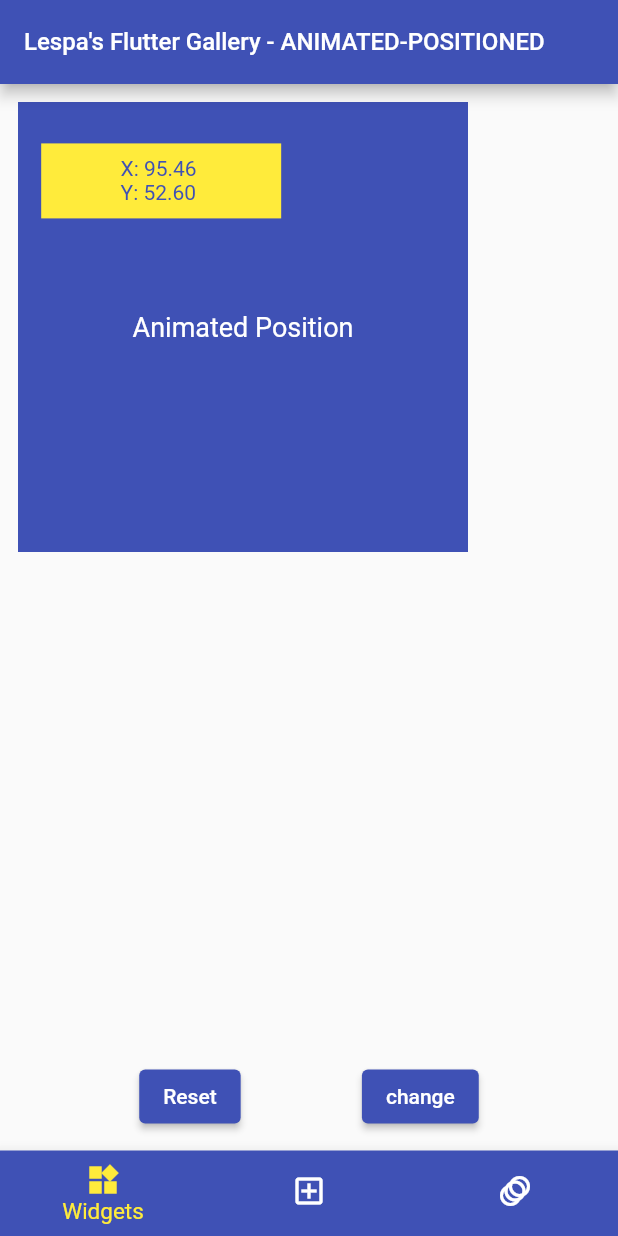
After one commit to MLesky/Lespa-s-Flutter-Gallery, a Flutter app: the AnimatedPositionedExample screen opened by its route, after a tap on "change", on a phone screen of 412 x 824 dp. The commit adds this screen. Run offline on Flutter 3.47's test engine with Material 2 defaults, Android fonts, the phone set to English and light mode, and no system bars; our stand-ins replace accordion, go_router, syncfusion_flutter_sliders.

Commit message:
animated positioned

```diff
--- a/lib/main.dart
+++ b/lib/main.dart
@@ -11,6 +11,7 @@ import 'package:my_flutter_gallery/pages/widgets/animated_container.dart';
 import 'package:my_flutter_gallery/pages/widgets/animated_crossfade.dart';
 import 'package:my_flutter_gallery/pages/widgets/animated_opacity.dart';
 import 'package:my_flutter_gallery/pages/widgets/animated_padding.dart';
+import 'package:my_flutter_gallery/pages/widgets/animated_position.dart';
 import 'package:my_flutter_gallery/pages/widgets/fade_in_image.dart';
 import 'package:my_flutter_gallery/pages/widgets/hero_widget.dart';
 import 'package:my_flutter_gallery/pages/widgets/layout_builder.dart';
@@ -100,6 +101,10 @@ GoRouter routes = GoRouter(initialLocation: '/widgets', routes: [
           GoRoute(
             path: 'animated-padding',
             builder: (context, state) => const AnimatedPaddingExample(),
+          ),
+          GoRoute(
+            path: 'animated-positioned',
+            builder: (context, state) => const AnimatedPositionedExample(),
           )
         ],
       ),
--- a/lib/pages/widgets.dart
+++ b/lib/pages/widgets.dart
@@ -79,4 +79,5 @@ List<Map<String, String>> animatedExamples = [
   {'title': 'Animated Cross Fade', 'path' : '/widgets/cross-fade'},
   {'title': 'Animated Container', 'path' : '/widgets/animated-container'},
   {'title': 'Animated Padding', 'path' : '/widgets/animated-padding'},
+  {'title': 'Animated Positioned', 'path' : '/widgets/animated-positioned'},
 ];
--- /dev/null
+++ b/lib/pages/widgets/animated_position.dart
@@ -0,0 +1,90 @@
+import 'dart:math';
+
+import 'package:flutter/material.dart';
+
+class AnimatedPositionedExample extends StatefulWidget {
+  const AnimatedPositionedExample({super.key});
+
+  @override
+  State<AnimatedPositionedExample> createState() =>
+      _AnimatedPositionedExampleState();
+}
+
+class _AnimatedPositionedExampleState extends State<AnimatedPositionedExample> {
+  double verticalValue = 125;
+  double horizontalValue = 70;
+
+  @override
+  Widget build(BuildContext context) {
+    return Padding(
+      padding: const EdgeInsets.all(12.0),
+      child: Center(
+        child: Column(
+          children: [
+            Expanded(
+              child: Stack(
+                children: [
+                  Positioned(
+                    width: 300,
+                    height: 300,
+                    child: Container(
+                      color: Colors.indigo,
+                      child: const Center(
+                        child: Text("Animated Position",
+                            style:
+                                TextStyle(color: Colors.white, fontSize: 18.0)),
+                      ),
+                    ),
+                  ),
+                  AnimatedPositioned(
+                    width: 160,
+                    height: 50,
+                    top: verticalValue,
+                    left: horizontalValue,
+                    duration: const Duration(milliseconds: 600),
+                    child: Container(
+                      color: Colors.yellow,
+                      child: Center(
+                        child: Text("X: ${(horizontalValue + 80).toStringAsFixed(2)} \nY: ${(verticalValue + 25).toStringAsFixed(2)}",
+                            style: const TextStyle(
+                                color: Colors.indigo, fontSize: 14.0)),
+                      ),
+                    ),
+                  ),
+                ],
+              ),
+            ),
+            const SizedBox(
+              height: 20,
+            ),
+            Row(
+              mainAxisAlignment: MainAxisAlignment.spaceEvenly,
+              children: [
+                ElevatedButton(
+                    onPressed: () {
+                      setState(() {
+                        horizontalValue = 70;
+                        verticalValue = 125;
+                      });
+                    },
+                    child: const Text("Reset")),
+                Row(
+                  children: [
+                    ElevatedButton(
+                        onPressed: () {
+                          setState(() {
+                            horizontalValue = Random().nextDouble() * 140;
+                            verticalValue = Random().nextDouble() * 250;
+                          });
+                        },
+                        child: const Text("change")),
+                  ],
+                )
+              ],
+            ),
+          ],
+        ),
+      ),
+    );
+  }
+}
```
